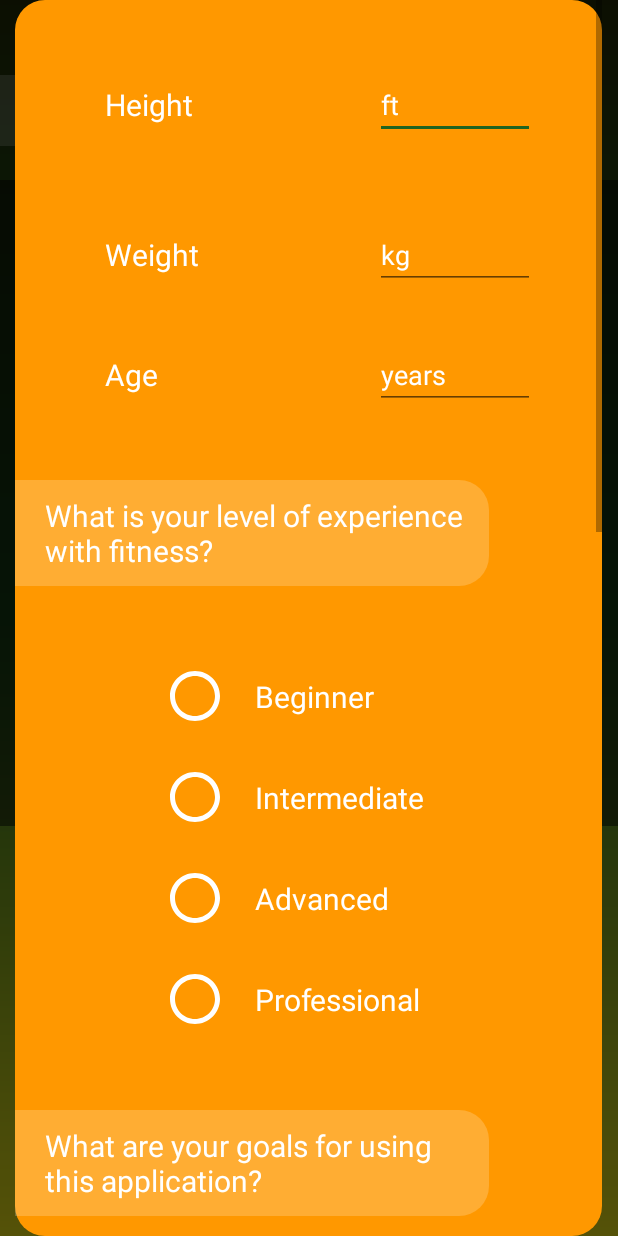
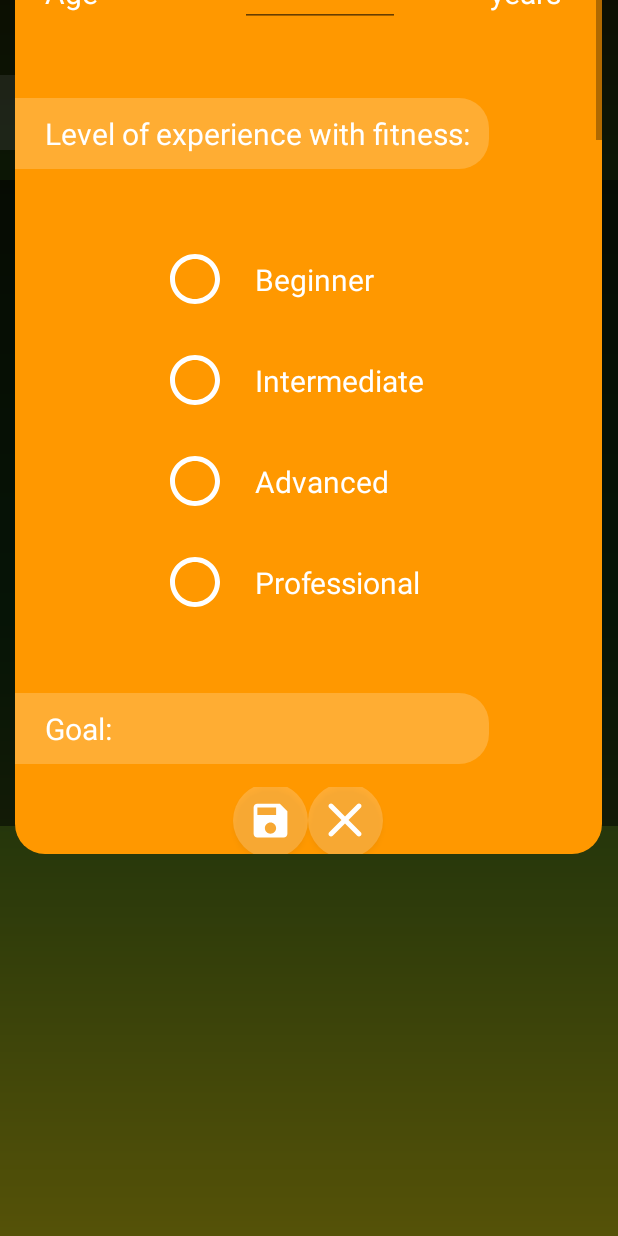
Before and after one commit to costingrigore-zz/Honours-Project, an Android app: the fragment ProfileFragment shown on its own in the app's theme, after a tap on an icon or button, on a phone screen of 412 x 824 dp. Run offline under Robolectric (Android 15) with nearby library versions, the phone set to English and light mode, and no system bars; our stand-ins replace Firebase (no records; nobody signed in at launch, a user with empty details on screens opened directly).

Commit message:
Changed profile edit popup buttons

```diff
--- a/DumbbellApp/app/src/main/java/com/costingrigore/dumbbellapp/ProfileFragment.java
+++ b/DumbbellApp/app/src/main/java/com/costingrigore/dumbbellapp/ProfileFragment.java
@@ -279,6 +279,7 @@ public class ProfileFragment extends Fragment {
         dialog = dialogBuilder.create();
         dialog.getWindow().setBackgroundDrawable(new ColorDrawable(android.graphics.Color.TRANSPARENT));
         dialog.show();
+        dialog.getWindow().setLayout(dialog.getWindow().getAttributes().width,2000);
 
         submit_button.setOnClickListener(new View.OnClickListener() {
             @Override
--- /dev/null
+++ b/DumbbellApp/app/src/main/res/drawable/close_button.xml
@@ -0,0 +1,9 @@
+<?xml version="1.0" encoding="utf-8"?>
+<layer-list xmlns:android="http://schemas.android.com/apk/res/android" >
+<item android:height="50dp" android:width="50dp">
+    <shape android:shape="oval" android:padding="10dp">
+        <solid android:color="@color/light_transparency" />
+    </shape>
+</item>
+<item android:drawable="@drawable/ic_close" android:width="40dp" android:height="40dp" android:gravity="center" />
+</layer-list>
--- /dev/null
+++ b/DumbbellApp/app/src/main/res/drawable/edit_button.xml
@@ -0,0 +1,9 @@
+<?xml version="1.0" encoding="utf-8"?>
+<layer-list xmlns:android="http://schemas.android.com/apk/res/android" >
+<item android:height="50dp" android:width="50dp">
+    <shape android:shape="oval" android:padding="10dp">
+        <solid android:color="@color/light_transparency" />
+    </shape>
+</item>
+<item android:drawable="@drawable/ic_settings" android:width="30dp" android:height="30dp" android:gravity="center" />
+</layer-list>
--- /dev/null
+++ b/DumbbellApp/app/src/main/res/drawable/ic_close.xml
@@ -0,0 +1,5 @@
+<vector android:height="24dp" android:tint="#FFFFFF"
+    android:viewportHeight="24" android:viewportWidth="24"
+    android:width="24dp" xmlns:android="http://schemas.android.com/apk/res/android">
+    <path android:fillColor="@android:color/white" android:pathData="M18.3,5.71L18.3,5.71c-0.39,-0.39 -1.02,-0.39 -1.41,0L12,10.59L7.11,5.7c-0.39,-0.39 -1.02,-0.39 -1.41,0l0,0c-0.39,0.39 -0.39,1.02 0,1.41L10.59,12L5.7,16.89c-0.39,0.39 -0.39,1.02 0,1.41l0,0c0.39,0.39 1.02,0.39 1.41,0L12,13.41l4.89,4.89c0.39,0.39 1.02,0.39 1.41,0l0,0c0.39,-0.39 0.39,-1.02 0,-1.41L13.41,12l4.89,-4.89C18.68,6.73 18.68,6.09 18.3,5.71z"/>
+</vector>
--- /dev/null
+++ b/DumbbellApp/app/src/main/res/drawable/ic_save.xml
@@ -0,0 +1,5 @@
+<vector android:height="24dp" android:tint="#FFFFFF"
+    android:viewportHeight="24" android:viewportWidth="24"
+    android:width="24dp" xmlns:android="http://schemas.android.com/apk/res/android">
+    <path android:fillColor="@android:color/white" android:pathData="M17,3L5,3c-1.11,0 -2,0.9 -2,2v14c0,1.1 0.89,2 2,2h14c1.1,0 2,-0.9 2,-2L21,7l-4,-4zM12,19c-1.66,0 -3,-1.34 -3,-3s1.34,-3 3,-3 3,1.34 3,3 -1.34,3 -3,3zM15,9L5,9L5,5h10v4z"/>
+</vector>
--- /dev/null
+++ b/DumbbellApp/app/src/main/res/drawable/ic_settings.xml
@@ -0,0 +1,6 @@
+<vector android:height="24dp" android:tint="#FFFFFF"
+    android:viewportHeight="24" android:viewportWidth="24"
+    android:width="24dp" xmlns:android="http://schemas.android.com/apk/res/android">
+    <path android:fillColor="@android:color/white" android:pathData="M3,17.46l0,3.04C3,20.78 3.22,21 3.5,21h3.04c0.13,0 0.26,-0.05 0.35,-0.15L17.81,9.94l-3.75,-3.75L3.15,17.1C3.05,17.2 3,17.32 3,17.46z"/>
+    <path android:fillColor="@android:color/white" android:pathData="M20.71,5.63l-2.34,-2.34c-0.39,-0.39 -1.02,-0.39 -1.41,0l-1.83,1.83l3.75,3.75l1.83,-1.83C21.1,6.65 21.1,6.02 20.71,5.63z"/>
+</vector>
--- a/DumbbellApp/app/src/main/res/drawable/round_shape.xml
+++ b/DumbbellApp/app/src/main/res/drawable/round_shape.xml
@@ -1,5 +1,5 @@
 <?xml version="1.0" encoding="utf-8"?>
 <shape xmlns:android="http://schemas.android.com/apk/res/android"
-    android:shape="oval" >
-    <solid android:color="@color/white"></solid>
+    android:shape="oval">
+    <solid android:color="@color/black"/>
 </shape>
--- /dev/null
+++ b/DumbbellApp/app/src/main/res/drawable/save_button.xml
@@ -0,0 +1,9 @@
+<?xml version="1.0" encoding="utf-8"?>
+<layer-list xmlns:android="http://schemas.android.com/apk/res/android" >
+<item android:height="50dp" android:width="50dp">
+    <shape android:shape="oval" android:padding="10dp">
+        <solid android:color="@color/light_transparency" />
+    </shape>
+</item>
+<item android:drawable="@drawable/ic_save" android:width="30dp" android:height="30dp" android:gravity="center" />
+</layer-list>
--- a/DumbbellApp/app/src/main/res/layout/fragment_profile.xml
+++ b/DumbbellApp/app/src/main/res/layout/fragment_profile.xml
@@ -22,10 +22,12 @@
             <LinearLayout
                 android:layout_width="match_parent"
                 android:layout_height="wrap_content"
+                android:weightSum="100"
                 android:orientation="horizontal">
                 <TextView
-                android:layout_width="200dp"
-                android:layout_height="wrap_content"
+                    android:layout_width="0dp"
+                    android:layout_weight="47.5"
+                    android:layout_height="50dp"
                     android:background="@drawable/left_light_round_shape"
                     android:paddingTop="10dp"
                     android:paddingBottom="10dp"
@@ -34,12 +36,18 @@
                     android:text="Profile"
                     android:textColor="@color/default_text"
                     android:textSize="20dp" />
+                <LinearLayout
+                    android:layout_width="0dp"
+                    android:layout_height="match_parent"
+                    android:layout_weight="52.5"
+                    android:gravity="right">
                 <Button
                     android:id="@+id/edit_profile"
-                    android:layout_marginLeft="20dp"
-                    android:layout_width="50dp"
-                    android:layout_height="50dp"
-                    android:background="@drawable/round_button"/>
+                    android:layout_width="51dp"
+                    android:layout_height="51dp"
+                    android:layout_marginRight="20dp"
+                    android:background="@drawable/edit_button"/>
+                </LinearLayout>
             </LinearLayout>
             <TextView
                 android:layout_width="match_parent"
--- a/DumbbellApp/app/src/main/res/layout/fragment_step_one.xml
+++ b/DumbbellApp/app/src/main/res/layout/fragment_step_one.xml
@@ -38,13 +38,12 @@
                 android:orientation="horizontal">
                 <TextView
                     android:id="@+id/heightText"
-                    android:layout_width="120dp"
+                    android:layout_width="80dp"
                     android:layout_height="wrap_content"
                     android:text="Height"
                     android:layout_gravity="center"
                     android:layout_marginLeft="20dp"
                     android:textColor="@color/white"
-                    android:paddingLeft="40dp"
                     android:textSize="20dp" />
 
                 <EditText
@@ -53,10 +52,19 @@
                     android:layout_height="wrap_content"
                     android:ems="5"
                     android:inputType="textPersonName"
+                    android:text=""
+                    android:layout_gravity="center"
+                    android:layout_marginLeft="50dp"
+                    android:textColor="@color/white" />
+                <TextView
+                    android:layout_width="wrap_content"
+                    android:layout_height="wrap_content"
                     android:text="ft"
                     android:layout_gravity="center"
-                    android:layout_marginLeft="100dp"
-                    android:textColor="@color/white" />
+                    android:layout_marginLeft="20dp"
+                    android:textColor="@color/white"
+                    android:paddingLeft="40dp"
+                    android:textSize="20dp" />
             </LinearLayout>
             <LinearLayout
                 android:layout_width="match_parent"
@@ -64,13 +72,12 @@
                 android:orientation="horizontal">
                 <TextView
                     android:id="@+id/weightText"
-                    android:layout_width="120dp"
+                    android:layout_width="80dp"
                     android:layout_height="wrap_content"
                     android:text="Weight"
                     android:layout_gravity="center"
                     android:layout_marginLeft="20dp"
                     android:textColor="@color/white"
-                    android:paddingLeft="40dp"
                     android:textSize="20dp" />
 
                 <EditText
@@ -79,10 +86,19 @@
                     android:layout_height="wrap_content"
                     android:ems="5"
                     android:inputType="textPersonName"
+                    android:text=""
+                    android:layout_gravity="center"
+                    android:layout_marginLeft="50dp"
+                    android:textColor="@color/white" />
+                <TextView
+                    android:layout_width="wrap_content"
+                    android:layout_height="wrap_content"
                     android:text="kg"
                     android:layout_gravity="center"
-                    android:layout_marginLeft="100dp"
-                    android:textColor="@color/white" />
+                    android:layout_marginLeft="20dp"
+                    android:textColor="@color/white"
+                    android:paddingLeft="40dp"
+                    android:textSize="20dp" />
             </LinearLayout>
             <LinearLayout
                 android:layout_width="match_parent"
@@ -91,13 +107,12 @@
                 android:paddingBottom="40dp">
                 <TextView
                     android:id="@+id/ageText"
-                    android:layout_width="120dp"
+                    android:layout_width="80dp"
                     android:layout_height="wrap_content"
                     android:text="Age"
                     android:layout_gravity="center"
                     android:layout_marginLeft="20dp"
                     android:textColor="@color/white"
-                    android:paddingLeft="40dp"
                     android:textSize="20dp" />
 
                 <EditText
@@ -106,10 +121,19 @@
                     android:layout_height="wrap_content"
                     android:ems="5"
                     android:inputType="textPersonName"
+                    android:text=""
+                    android:layout_gravity="center"
+                    android:layout_marginLeft="50dp"
+                    android:textColor="@color/white" />
+                <TextView
+                    android:layout_width="wrap_content"
+                    android:layout_height="wrap_content"
                     android:text="years"
                     android:layout_gravity="center"
-                    android:layout_marginLeft="100dp"
-                    android:textColor="@color/white" />
+                    android:layout_marginLeft="20dp"
+                    android:textColor="@color/white"
+                    android:paddingLeft="40dp"
+                    android:textSize="20dp" />
             </LinearLayout>
             <TextView
                 android:layout_width="316dp"
--- a/DumbbellApp/app/src/main/res/layout/profile_popup.xml
+++ b/DumbbellApp/app/src/main/res/layout/profile_popup.xml
@@ -4,6 +4,9 @@
     xmlns:tools="http://schemas.android.com/tools"
     android:layout_width="match_parent"
     android:layout_height="match_parent"
+    android:minHeight="1000dp"
+    android:weightSum="100"
+    android:orientation="vertical"
     android:background="@drawable/card_exercise"
     android:backgroundTint="#FF9800"
     tools:context=".StepOne">
@@ -11,8 +14,10 @@
     <!-- TODO: Update blank fragment layout -->
     <ScrollView
         android:layout_width="match_parent"
-        android:layout_height="match_parent"
+        android:layout_height="0dp"
+        android:layout_weight="90"
         android:fillViewport="true"
+        android:overScrollMode="never"
         android:isScrollContainer="false">
 
         <LinearLayout
@@ -22,20 +27,17 @@
             android:paddingTop="20dp"
             android:paddingBottom="60dp">
 
-
             <LinearLayout
                 android:layout_width="match_parent"
                 android:layout_height="100dp"
                 android:orientation="horizontal">
                 <TextView
-                    android:id="@+id/heightText"
-                    android:layout_width="120dp"
+                    android:layout_width="80dp"
                     android:layout_height="wrap_content"
                     android:text="Height"
                     android:layout_gravity="center"
                     android:layout_marginLeft="20dp"
                     android:textColor="@color/white"
-                    android:paddingLeft="40dp"
                     android:textSize="20dp" />
 
                 <EditText
@@ -44,24 +46,31 @@
                     android:layout_height="wrap_content"
                     android:ems="5"
                     android:inputType="textPersonName"
+                    android:text=""
+                    android:layout_gravity="center"
+                    android:layout_marginLeft="50dp"
+                    android:textColor="@color/white" />
+                <TextView
+                    android:layout_width="wrap_content"
+                    android:layout_height="wrap_content"
                     android:text="ft"
                     android:layout_gravity="center"
-                    android:layout_marginLeft="100dp"
-                    android:textColor="@color/white" />
+                    android:layout_marginLeft="20dp"
+                    android:textColor="@color/white"
+                    android:paddingLeft="40dp"
+                    android:textSize="20dp" />
             </LinearLayout>
             <LinearLayout
                 android:layout_width="match_parent"
                 android:layout_height="100dp"
                 android:orientation="horizontal">
                 <TextView
-                    android:id="@+id/weightText"
-                    android:layout_width="120dp"
+                    android:layout_width="80dp"
                     android:layout_height="wrap_content"
                     android:text="Weight"
                     android:layout_gravity="center"
                     android:layout_marginLeft="20dp"
                     android:textColor="@color/white"
-                    android:paddingLeft="40dp"
                     android:textSize="20dp" />
 
                 <EditText
@@ -70,10 +79,19 @@
                     android:layout_height="wrap_content"
                     android:ems="5"
                     android:inputType="textPersonName"
+                    android:text=""
+                    android:layout_gravity="center"
+                    android:layout_marginLeft="50dp"
+                    android:textColor="@color/white" />
+                <TextView
+                    android:layout_width="wrap_content"
+                    android:layout_height="wrap_content"
                     android:text="kg"
                     android:layout_gravity="center"
-                    android:layout_marginLeft="100dp"
-                    android:textColor="@color/white" />
+                    android:layout_marginLeft="20dp"
+                    android:textColor="@color/white"
+                    android:paddingLeft="40dp"
+                    android:textSize="20dp" />
             </LinearLayout>
             <LinearLayout
                 android:layout_width="match_parent"
@@ -81,14 +99,12 @@
                 android:orientation="horizontal"
                 android:paddingBottom="40dp">
                 <TextView
-                    android:id="@+id/ageText"
-                    android:layout_width="120dp"
+                    android:layout_width="80dp"
                     android:layout_height="wrap_content"
                     android:text="Age"
                     android:layout_gravity="center"
                     android:layout_marginLeft="20dp"
                     android:textColor="@color/white"
-                    android:paddingLeft="40dp"
                     android:textSize="20dp" />
 
                 <EditText
@@ -97,10 +113,19 @@
                     android:layout_height="wrap_content"
                     android:ems="5"
                     android:inputType="textPersonName"
+                    android:text=""
+                    android:layout_gravity="center"
+                    android:layout_marginLeft="50dp"
+                    android:textColor="@color/white" />
+                <TextView
+                    android:layout_width="wrap_content"
+                    android:layout_height="wrap_content"
                     android:text="years"
                     android:layout_gravity="center"
-                    android:layout_marginLeft="100dp"
-                    android:textColor="@color/white" />
+                    android:layout_marginLeft="20dp"
+                    android:textColor="@color/white"
+                    android:paddingLeft="40dp"
+                    android:textSize="20dp" />
             </LinearLayout>
             <TextView
                 android:layout_width="316dp"
@@ -110,7 +135,7 @@
                 android:paddingBottom="10dp"
                 android:paddingLeft="20dp"
                 android:paddingRight="10dp"
-                android:text="What is your level of experience with fitness?"
+                android:text="Level of experience with fitness:"
                 android:textColor="@color/white"
                 android:textSize="20dp" />
             <LinearLayout
@@ -175,7 +200,7 @@
                 android:paddingBottom="10dp"
                 android:paddingLeft="20dp"
                 android:paddingRight="10dp"
-                android:text="What are your goals for using this application?"
+                android:text="Goal:"
                 android:textColor="@color/white"
                 android:textSize="20dp"
                 />
@@ -230,7 +255,7 @@
                 android:paddingBottom="10dp"
                 android:paddingLeft="20dp"
                 android:paddingRight="10dp"
-                android:text="How many times per week would you like to exercise?"
+                android:text="Days to exercise:"
                 android:textColor="@color/white"
                 android:textSize="20dp"
                 />
@@ -328,30 +353,31 @@
             <TextView
                 android:layout_width="match_parent"
                 android:layout_height="20dp"/>
-            <Button
-                android:id="@+id/submit_button"
-                android:layout_width="150dp"
-                android:layout_height="50dp"
-                android:background="@drawable/round_button"
-                android:padding="5dp"
-                android:text="Submit"
-                android:textSize="20dp"
-                android:layout_gravity="center"
-                app:backgroundTint="#FFFFFF"/>
-            <Button
-                android:id="@+id/close_button"
-                android:layout_width="150dp"
-                android:layout_height="50dp"
-                android:background="@drawable/round_button"
-                android:padding="5dp"
-                android:text="Close"
-                android:textSize="20dp"
-                android:layout_gravity="center"
-                app:backgroundTint="#FFFFFF"/>
             <TextView
                 android:layout_width="match_parent"
                 android:layout_height="20dp"/>
         </LinearLayout>
     </ScrollView>
+    <LinearLayout
+        android:layout_width="match_parent"
+        android:layout_height="0dp"
+        android:layout_weight="10"
+        android:layout_paddingBottom="20dp"
+        android:gravity="center">
+        <Button
+            android:id="@+id/submit_button"
+            android:layout_width="50dp"
+            android:layout_height="50dp"
+            android:background="@drawable/save_button"
+            android:textSize="20dp"
+            />
+        <Button
+            android:id="@+id/close_button"
+            android:layout_width="50dp"
+            android:layout_height="50dp"
+            android:background="@drawable/close_button"
+            android:textSize="20dp"
+            />
+    </LinearLayout>
 
 </LinearLayout>
```
Lines whose indentation alone changed are shown as unchanged.
